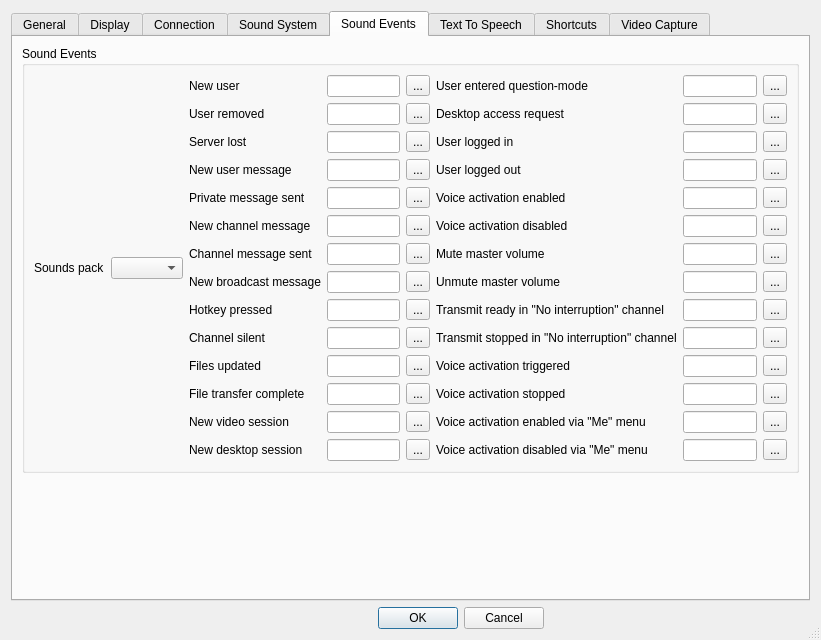
First picture: the form in Client/qtTeamTalk/preferences.ui, repository BearWare/TeamTalk5, before the edit.
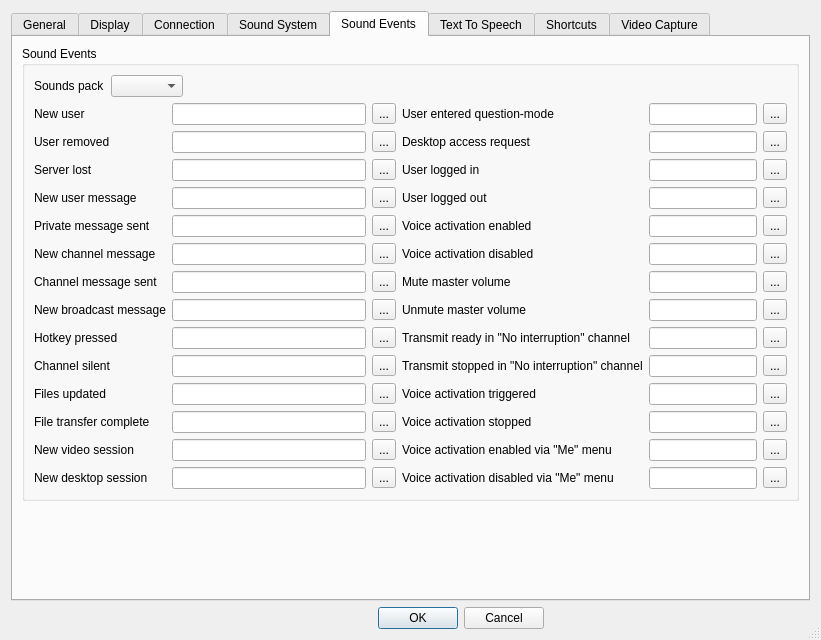
Second picture: the form after the edit. The open tabs and pages were chosen to show the change. Icons and pictures are not drawn. Custom widgets are drawn as their Qt base class.

Commit message: Place 'Sounds Pack' in top of groupbox

The edit to the form file:
```diff
--- a/Client/qtTeamTalk/preferences.ui
+++ b/Client/qtTeamTalk/preferences.ui
@@ -1188,6 +1188,8 @@
          <property name="title">
           <string>Sound Events</string>
          </property>
+         <layout class="QVBoxLayout" name="verticalLayout_17">
+          <item>
          <layout class="QHBoxLayout" name="horizontalLayout_14">
           <item>
            <widget class="QLabel" name="label_spack">
@@ -1203,6 +1205,23 @@
            <widget class="QComboBox" name="spackBox"/>
           </item>
           <item>
+             <spacer name="horizontalSpacer_26">
+              <property name="orientation">
+               <enum>Qt::Horizontal</enum>
+              </property>
+              <property name="sizeHint" stdset="0">
+               <size>
+                <width>40</width>
+                <height>20</height>
+               </size>
+              </property>
+             </spacer>
+            </item>
+           </layout>
+          </item>
+          <item>
+           <layout class="QHBoxLayout" name="horizontalLayout_25">
+            <item>
            <layout class="QGridLayout" name="gridLayout_4">
             <item row="0" column="0">
              <widget class="QLabel" name="label_16">
@@ -1857,6 +1876,8 @@
                <string notr="true">...</string>
               </property>
              </widget>
+              </item>
+             </layout>
             </item>
            </layout>
           </item>
```
Lines whose indentation alone changed are shown as unchanged.
